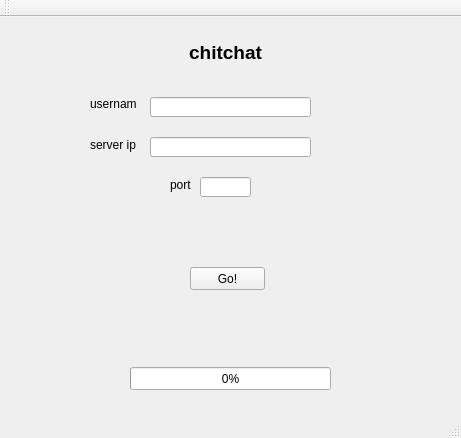
Old version of the form app/mainwindow.ui in the repository syncopika/chitchat.
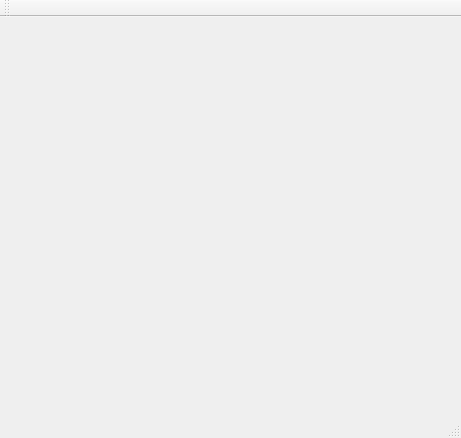
New version of the form.

Patch:
```diff
--- a/app/mainwindow.ui
+++ b/app/mainwindow.ui
@@ -19,125 +19,7 @@
   <property name="windowTitle">
    <string>MainWindow</string>
   </property>
-  <widget class="QWidget" name="centralWidget">
-   <widget class="QPushButton" name="pushButton">
-    <property name="geometry">
-     <rect>
-      <x>190</x>
-      <y>250</y>
-      <width>75</width>
-      <height>23</height>
-     </rect>
-    </property>
-    <property name="text">
-     <string>Go!</string>
-    </property>
-   </widget>
-   <widget class="QLabel" name="label">
-    <property name="geometry">
-     <rect>
-      <x>90</x>
-      <y>80</y>
-      <width>47</width>
-      <height>13</height>
-     </rect>
-    </property>
-    <property name="text">
-     <string>username</string>
-    </property>
-   </widget>
-   <widget class="QLabel" name="label_2">
-    <property name="geometry">
-     <rect>
-      <x>90</x>
-      <y>120</y>
-      <width>51</width>
-      <height>16</height>
-     </rect>
-    </property>
-    <property name="text">
-     <string>server ip</string>
-    </property>
-   </widget>
-   <widget class="QLabel" name="label_3">
-    <property name="geometry">
-     <rect>
-      <x>160</x>
-      <y>20</y>
-      <width>131</width>
-      <height>31</height>
-     </rect>
-    </property>
-    <property name="text">
-     <string>&lt;html&gt;&lt;head/&gt;&lt;body&gt;&lt;p align=&quot;center&quot;&gt;&lt;span style=&quot; font-size:14pt; font-weight:600;&quot;&gt;chitchat&lt;/span&gt;&lt;/p&gt;&lt;/body&gt;&lt;/html&gt;</string>
-    </property>
-   </widget>
-   <widget class="QLineEdit" name="lineEdit">
-    <property name="geometry">
-     <rect>
-      <x>150</x>
-      <y>80</y>
-      <width>161</width>
-      <height>20</height>
-     </rect>
-    </property>
-    <property name="maxLength">
-     <number>20</number>
-    </property>
-   </widget>
-   <widget class="QLineEdit" name="lineEdit_2">
-    <property name="geometry">
-     <rect>
-      <x>150</x>
-      <y>120</y>
-      <width>161</width>
-      <height>20</height>
-     </rect>
-    </property>
-    <property name="maxLength">
-     <number>16</number>
-    </property>
-   </widget>
-   <widget class="QProgressBar" name="progressBar">
-    <property name="geometry">
-     <rect>
-      <x>130</x>
-      <y>350</y>
-      <width>201</width>
-      <height>23</height>
-     </rect>
-    </property>
-    <property name="value">
-     <number>0</number>
-    </property>
-   </widget>
-   <widget class="QLineEdit" name="lineEdit_3">
-    <property name="geometry">
-     <rect>
-      <x>200</x>
-      <y>160</y>
-      <width>51</width>
-      <height>20</height>
-     </rect>
-    </property>
-    <property name="maxLength">
-     <number>4</number>
-    </property>
-   </widget>
-   <widget class="QLabel" name="label_4">
-    <property name="geometry">
-     <rect>
-      <x>170</x>
-      <y>160</y>
-      <width>21</width>
-      <height>16</height>
-     </rect>
-    </property>
-    <property name="text">
-     <string>port</string>
-    </property>
-   </widget>
-  </widget>
+  <widget class="QWidget" name="centralWidget"/>
   <widget class="QToolBar" name="mainToolBar">
    <attribute name="toolBarArea">
     <enum>TopToolBarArea</enum>
```
